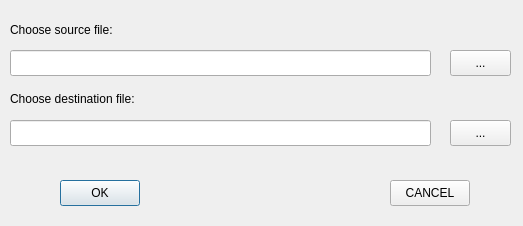
First picture: the form in forms/choosefilewindow.ui, repository psv-git/BDOLang, before the edit.
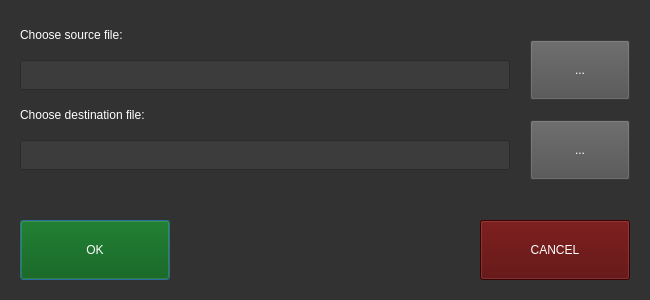
Second picture: the form after the edit. Custom widgets are drawn as their Qt base class.

```diff
--- a/forms/choosefilewindow.ui
+++ b/forms/choosefilewindow.ui
@@ -6,42 +6,72 @@
    <rect>
     <x>0</x>
     <y>0</y>
-    <width>523</width>
-    <height>226</height>
+    <width>650</width>
+    <height>300</height>
    </rect>
   </property>
+  <property name="minimumSize">
+   <size>
+    <width>650</width>
+    <height>300</height>
+   </size>
+  </property>
+  <property name="maximumSize">
+   <size>
+    <width>650</width>
+    <height>300</height>
+   </size>
+  </property>
   <property name="windowTitle">
-   <string>Dialog</string>
+   <string>Open files</string>
+  </property>
+  <property name="styleSheet">
+   <string notr="true">background-color: rgb(50, 50, 50);</string>
   </property>
   <widget class="QLineEdit" name="lineEdit1">
    <property name="geometry">
     <rect>
-     <x>10</x>
-     <y>50</y>
-     <width>421</width>
-     <height>26</height>
+     <x>20</x>
+     <y>60</y>
+     <width>490</width>
+     <height>30</height>
     </rect>
    </property>
+   <property name="styleSheet">
+    <string notr="true">font: 10pt &quot;Arial Black&quot;;
+color: rgb(255, 255, 255);
+background-color: rgb(60, 60, 60);</string>
+   </property>
   </widget>
   <widget class="QLineEdit" name="lineEdit2">
    <property name="geometry">
     <rect>
-     <x>10</x>
-     <y>120</y>
-     <width>421</width>
-     <height>26</height>
+     <x>20</x>
+     <y>140</y>
+     <width>490</width>
+     <height>30</height>
     </rect>
    </property>
+   <property name="styleSheet">
+    <string notr="true">font: 10pt &quot;Arial Black&quot;;
+color: rgb(255, 255, 255);
+background-color: rgb(60, 60, 60);</string>
+   </property>
   </widget>
   <widget class="QLabel" name="label1">
    <property name="geometry">
     <rect>
-     <x>10</x>
+     <x>20</x>
      <y>20</y>
-     <width>421</width>
-     <height>20</height>
+     <width>490</width>
+     <height>30</height>
     </rect>
    </property>
+   <property name="styleSheet">
+    <string notr="true">font: 16pt &quot;Arial Black&quot;;
+color: rgb(255, 255, 255);
+background-color: rgb(50, 50, 50);</string>
+   </property>
    <property name="text">
     <string>Choose source file:</string>
    </property>
@@ -49,12 +79,17 @@
   <widget class="QLabel" name="label2">
    <property name="geometry">
     <rect>
-     <x>10</x>
-     <y>90</y>
-     <width>421</width>
-     <height>18</height>
+     <x>20</x>
+     <y>100</y>
+     <width>490</width>
+     <height>30</height>
     </rect>
    </property>
+   <property name="styleSheet">
+    <string notr="true">background-color: rgb(50, 50, 50);
+color: rgb(255, 255, 255);
+font: 16pt &quot;Arial Black&quot;;</string>
+   </property>
    <property name="text">
     <string>Choose destination file:</string>
    </property>
@@ -62,12 +97,17 @@
   <widget class="MyButton" name="okButton">
    <property name="geometry">
     <rect>
-     <x>60</x>
-     <y>180</y>
-     <width>80</width>
-     <height>26</height>
+     <x>20</x>
+     <y>220</y>
+     <width>150</width>
+     <height>60</height>
     </rect>
    </property>
+   <property name="styleSheet">
+    <string notr="true">color: rgb(255, 255, 255);
+font: 16pt &quot;Arial Black&quot;;
+background-color: rgb(0, 85, 0);</string>
+   </property>
    <property name="text">
     <string>OK</string>
    </property>
@@ -75,12 +115,17 @@
   <widget class="MyButton" name="cancelButton">
    <property name="geometry">
     <rect>
-     <x>390</x>
-     <y>180</y>
-     <width>80</width>
-     <height>26</height>
+     <x>480</x>
+     <y>220</y>
+     <width>150</width>
+     <height>60</height>
     </rect>
    </property>
+   <property name="styleSheet">
+    <string notr="true">font: 16pt &quot;Arial Black&quot;;
+color: rgb(255, 255, 255);
+background-color: rgb(85, 0, 0);</string>
+   </property>
    <property name="text">
     <string>CANCEL</string>
    </property>
@@ -88,12 +133,17 @@
   <widget class="MyButton" name="chooseButton1">
    <property name="geometry">
     <rect>
-     <x>450</x>
-     <y>50</y>
-     <width>61</width>
-     <height>26</height>
+     <x>530</x>
+     <y>40</y>
+     <width>100</width>
+     <height>60</height>
     </rect>
    </property>
+   <property name="styleSheet">
+    <string notr="true">background-color: rgb(80, 80, 80);
+font: 16pt &quot;Arial Black&quot;;
+color: rgb(255, 255, 255);</string>
+   </property>
    <property name="text">
     <string>...</string>
    </property>
@@ -101,12 +151,17 @@
   <widget class="MyButton" name="chooseButton2">
    <property name="geometry">
     <rect>
-     <x>450</x>
+     <x>530</x>
      <y>120</y>
-     <width>61</width>
-     <height>26</height>
+     <width>100</width>
+     <height>60</height>
     </rect>
    </property>
+   <property name="styleSheet">
+    <string notr="true">font: 16pt &quot;Arial Black&quot;;
+color: rgb(255, 255, 255);
+background-color: rgb(80, 80, 80);</string>
+   </property>
    <property name="text">
     <string>...</string>
    </property>
```
